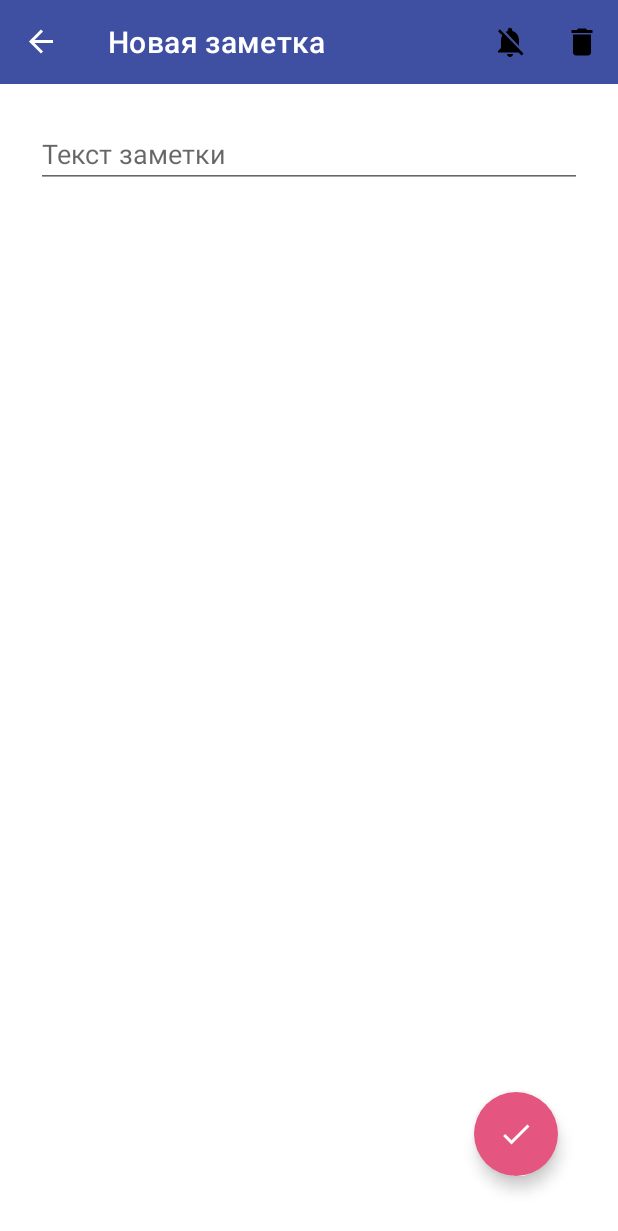
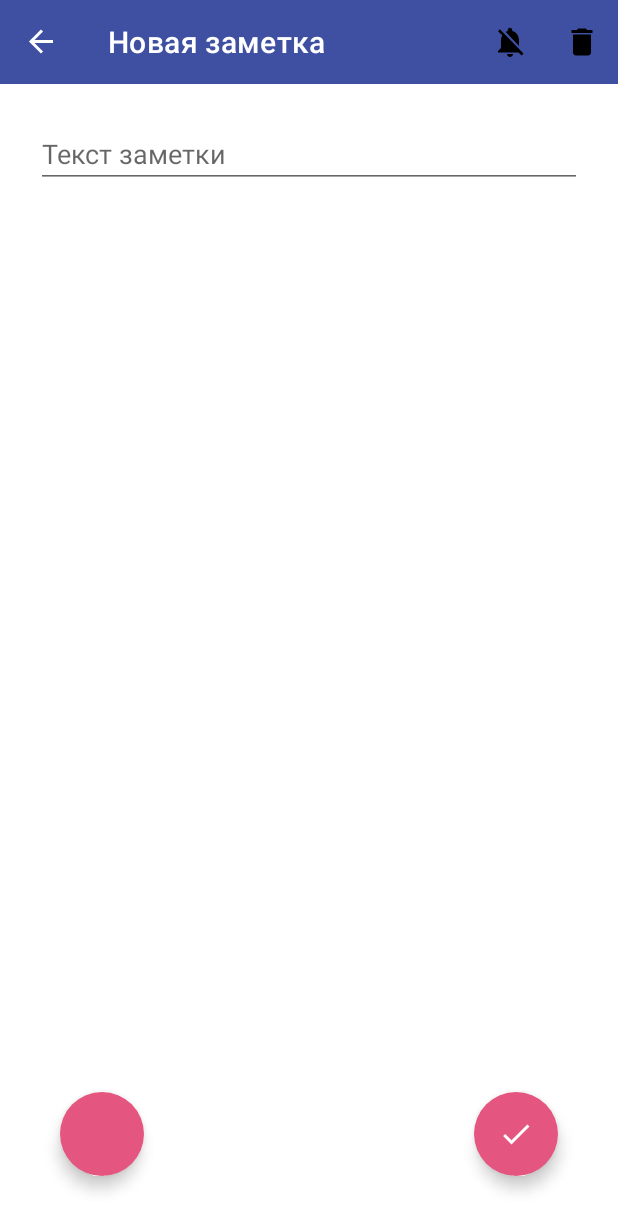
Before and after one commit to aleksej-rodionov/TodoListApp, an Android app: the screen it shows after launch (MainActivity), after a tap on an icon or button, on a phone screen of 412 x 824 dp. Shown: the top 1231 px of the screen. Run offline under Robolectric (Android 15) with nearby library versions, the phone set to English and light mode, and no system bars; our stand-ins replace Dagger/Hilt's generated code, Room's generated code, RxJava, navigation-ui.

```diff
--- a/app/src/main/java/com/example/todolistapp/feature_todo_list/data/repository/TodoRepositoryImpl.kt
+++ b/app/src/main/java/com/example/todolistapp/feature_todo_list/data/repository/TodoRepositoryImpl.kt
@@ -6,19 +6,18 @@ import com.example.todolistapp.feature_todo_list.data.local.TodoDao
 import com.example.todolistapp.feature_todo_list.data.local.mapper.toTodo
 import com.example.todolistapp.feature_todo_list.data.local.mapper.toTodoEntity
 import com.example.todolistapp.feature_todo_list.domain.model.Todo
-import com.example.todolistapp.feature_todo_list.domain.repository.TodoReposiroty
+import com.example.todolistapp.feature_todo_list.domain.repository.TodoRepository
 import io.reactivex.Flowable
 import io.reactivex.Observable
 import io.reactivex.Single
 import io.reactivex.schedulers.Schedulers
-import java.util.concurrent.Callable
 
 private const val TAG = "TodoRepositoryImpl"
 
 @SuppressLint("CheckResult")
 class TodoRepositoryImpl(
     private val todoDao: TodoDao
-): TodoReposiroty {
+): TodoRepository {
 
     override fun insertTodo(todo: Todo) {
         Observable.fromCallable {
--- a/app/src/main/java/com/example/todolistapp/feature_todo_list/di/AppModule.kt
+++ b/app/src/main/java/com/example/todolistapp/feature_todo_list/di/AppModule.kt
@@ -5,10 +5,11 @@ import android.content.Context
 import androidx.room.Room
 import com.example.todolistapp.feature_todo_list.data.local.TodoDatabase
 import com.example.todolistapp.feature_todo_list.data.repository.TodoRepositoryImpl
-import com.example.todolistapp.feature_todo_list.domain.repository.TodoReposiroty
+import com.example.todolistapp.feature_todo_list.domain.repository.TodoRepository
 import com.example.todolistapp.feature_todo_list.domain.use_case.CheckIfAlarmSet
 import com.example.todolistapp.feature_todo_list.domain.use_case.RemoveAlarm
 import com.example.todolistapp.feature_todo_list.domain.use_case.SetAlarm
+import com.example.todolistapp.feature_todo_list.domain.use_case.UpdateTodo
 import dagger.Module
 import dagger.Provides
 import javax.inject.Singleton
@@ -28,7 +29,7 @@ class AppModule {
 
     @Provides
     @Singleton
-    fun provideTodoRepository(db: TodoDatabase): TodoReposiroty {
+    fun provideTodoRepository(db: TodoDatabase): TodoRepository {
         return TodoRepositoryImpl(db.dao())
     }
 
@@ -50,4 +51,10 @@ class AppModule {
     fun provideCheckIfAlarmSet(context: Context): CheckIfAlarmSet {
         return CheckIfAlarmSet(context)
     }
+
+    @Provides
+    @Singleton
+    fun provideUpdateTodo(repository: TodoRepository): UpdateTodo {
+        return UpdateTodo(repository)
+    }
 }
--- a/app/src/main/java/com/example/todolistapp/feature_todo_list/di/SingletonComponent.kt
+++ b/app/src/main/java/com/example/todolistapp/feature_todo_list/di/SingletonComponent.kt
@@ -3,6 +3,8 @@ package com.example.todolistapp.feature_todo_list.di
 import android.app.Application
 import com.example.todolistapp.TodoListApp
 import com.example.todolistapp.feature_todo_list.presentation.MainActivity
+import com.example.todolistapp.feature_todo_list.presentation.alarm.AlarmNotificationReceiver
+import com.example.todolistapp.feature_todo_list.presentation.alarm.AlarmReceiver
 import com.example.todolistapp.feature_todo_list.presentation.todo_editor.TodoEditorFragment
 import com.example.todolistapp.feature_todo_list.presentation.todo_list.TodoListFragment
 import dagger.BindsInstance
@@ -22,6 +24,8 @@ interface SingletonComponent {
     fun inject(activity: MainActivity)
     fun inject(fragment: TodoListFragment)
     fun inject(fragment: TodoEditorFragment)
+    fun inject(receiver: AlarmReceiver)
+    fun inject(receiver: AlarmNotificationReceiver)
 
     @Component.Builder
     interface Builder {
--- a/app/src/main/java/com/example/todolistapp/feature_todo_list/domain/repository/TodoReposiroty.kt
+++ b/app/src/main/java/com/example/todolistapp/feature_todo_list/domain/repository/TodoRepository.kt
@@ -4,7 +4,7 @@ import com.example.todolistapp.feature_todo_list.domain.model.Todo
 import io.reactivex.Flowable
 import io.reactivex.Single
 
-interface TodoReposiroty {
+interface TodoRepository {
 
     fun insertTodo(todo: Todo)
 
--- /dev/null
+++ b/app/src/main/java/com/example/todolistapp/feature_todo_list/domain/use_case/UpdateTodo.kt
@@ -0,0 +1,13 @@
+package com.example.todolistapp.feature_todo_list.domain.use_case
+
+import com.example.todolistapp.feature_todo_list.domain.model.Todo
+import com.example.todolistapp.feature_todo_list.domain.repository.TodoRepository
+
+class UpdateTodo(
+    private val reposiroty: TodoRepository
+) {
+
+    operator fun invoke(todo: Todo) {
+        reposiroty.updateTodo(todo)
+    }
+}
--- a/app/src/main/java/com/example/todolistapp/feature_todo_list/domain/util/Constants.kt
+++ b/app/src/main/java/com/example/todolistapp/feature_todo_list/domain/util/Constants.kt
@@ -5,4 +5,6 @@ object Constants {
     const val TODO_ID = "todoId"
     const val TODO_MODEL = "todo"
     const val DEFAULT_INT = -1
+
+    const val TAG_ALARM = "TAG_ALARM"
 }
--- a/app/src/main/java/com/example/todolistapp/feature_todo_list/presentation/alarm/AlarmReceiver.kt
+++ b/app/src/main/java/com/example/todolistapp/feature_todo_list/presentation/alarm/AlarmReceiver.kt
@@ -20,6 +20,8 @@ private const val TAG = "AlarmReceiver"
 class AlarmReceiver : BroadcastReceiver() {
 
     override fun onReceive(context: Context, intent: Intent?) {
+
+        TodoListApp.component?.inject(this)
 
         val todo = intent?.getParcelableExtra(TODO_MODEL) as? Todo
 
--- a/app/src/main/java/com/example/todolistapp/feature_todo_list/presentation/todo_editor/TodoEditorFragment.kt
+++ b/app/src/main/java/com/example/todolistapp/feature_todo_list/presentation/todo_editor/TodoEditorFragment.kt
@@ -100,6 +100,10 @@ class TodoEditorFragment : Fragment(R.layout.fragment_todo_editor) {
                 viewModel.onSaveClick()
                 navigateBack() // todo call from presenter uiEffect
             }
+
+            fabTest.setOnClickListener {
+                viewModel.check()
+            }
         }
     }
 
--- a/app/src/main/java/com/example/todolistapp/feature_todo_list/presentation/todo_list/TodoListViewModel.kt
+++ b/app/src/main/java/com/example/todolistapp/feature_todo_list/presentation/todo_list/TodoListViewModel.kt
@@ -5,8 +5,8 @@ import androidx.lifecycle.LiveData
 import androidx.lifecycle.MutableLiveData
 import androidx.lifecycle.ViewModel
 import com.example.todolistapp.feature_todo_list.domain.model.Todo
-import com.example.todolistapp.feature_todo_list.domain.repository.TodoReposiroty
-import com.example.todolistapp.feature_todo_list.presentation.util.Event
+import com.example.todolistapp.feature_todo_list.domain.repository.TodoRepository
+import com.example.todolistapp.feature_todo_list.domain.use_case.UpdateTodo
 import io.reactivex.android.schedulers.AndroidSchedulers
 import io.reactivex.disposables.CompositeDisposable
 import io.reactivex.schedulers.Schedulers
@@ -15,7 +15,8 @@ import javax.inject.Inject
 private const val TAG = "TodoListViewModel"
 
 class TodoListViewModel @Inject constructor(
-    private val reposiroty: TodoReposiroty //todo useCase/interactor
+    private val reposiroty: TodoRepository, //todo useCase/interactor
+    private val updateTodo: UpdateTodo
 ) : ViewModel() {
 
     private val compDisp = CompositeDisposable()
@@ -44,7 +45,7 @@ class TodoListViewModel @Inject constructor(
     }
 
     fun onCompletedChanged(todo: ItemModel.TodoItem, completed: Boolean) {
-        reposiroty.updateTodo(todo.copy(isCompleted = completed).toTodo())
+        updateTodo.invoke(todo.copy(isCompleted = completed).toTodo())
     }
 
     fun onShowCompletedChanged(show: Boolean) {
--- a/app/src/main/res/layout/fragment_todo_editor.xml
+++ b/app/src/main/res/layout/fragment_todo_editor.xml
@@ -29,4 +29,15 @@
         app:layout_constraintEnd_toEndOf="parent"
         app:layout_constraintBottom_toBottomOf="parent"/>
 
+    <com.google.android.material.floatingactionbutton.FloatingActionButton
+        android:id="@+id/fabTest"
+        android:layout_width="wrap_content"
+        android:layout_height="wrap_content"
+        android:layout_margin="32dp"
+        app:backgroundTint="@color/secondary"
+        app:borderWidth="0dp"
+        app:tint="@color/white"
+        app:layout_constraintStart_toStartOf="parent"
+        app:layout_constraintBottom_toBottomOf="parent"/>
+
 </androidx.constraintlayout.widget.ConstraintLayout>
```
Also changed, not shown: app/src/main/java/com/example/todolistapp/feature_todo_list/presentation/alarm/AlarmNotificationReceiver.kt (+20 -2 lines), app/src/main/java/com/example/todolistapp/feature_todo_list/presentation/todo_editor/TodoEditorViewModel.kt (+17 -6 lines).
